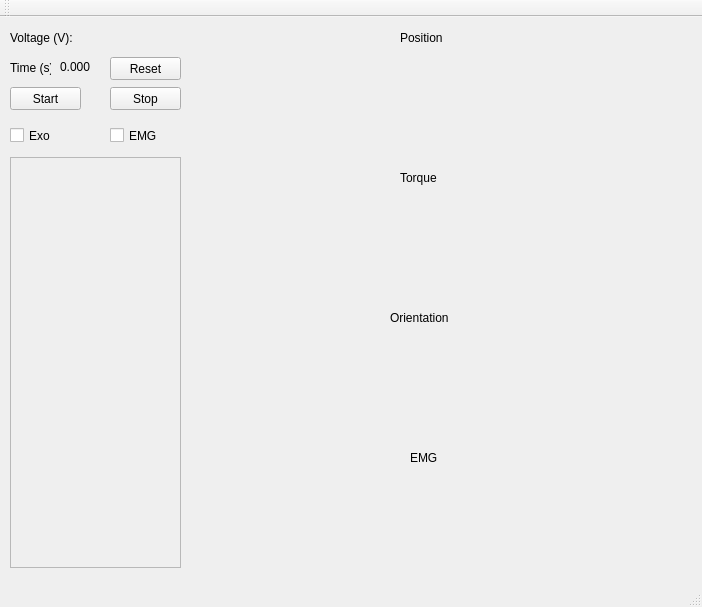
cic12/exo_gui, file GUI/GUI.ui: the form before one commit.
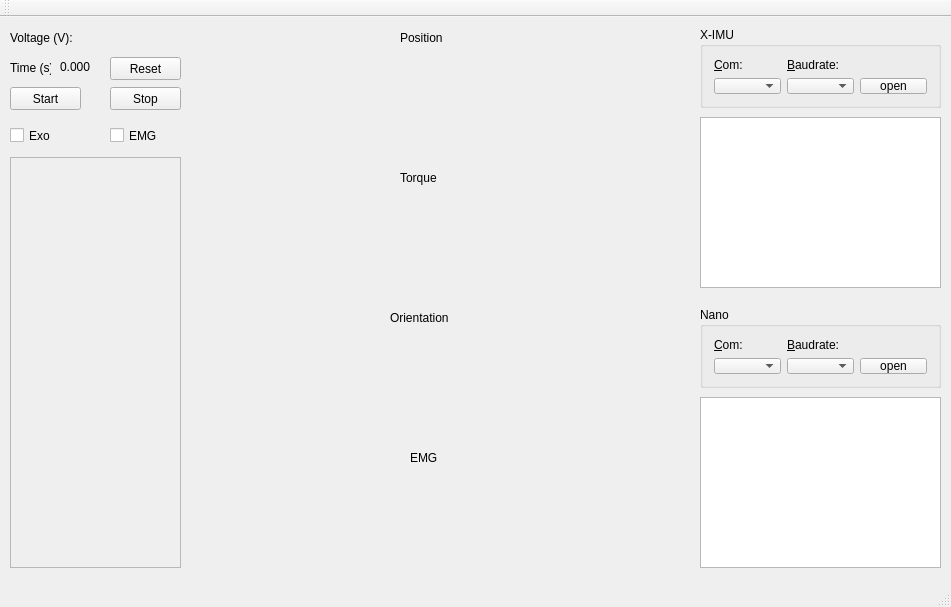
The form after the commit. Custom widgets are drawn as their Qt base class.

Commit message: GUI updated with nano and x-imu reading

```diff
--- a/GUI/GUI.ui
+++ b/GUI/GUI.ui
@@ -6,7 +6,7 @@
    <rect>
     <x>0</x>
     <y>0</y>
-    <width>702</width>
+    <width>951</width>
     <height>607</height>
    </rect>
   </property>
@@ -232,6 +232,128 @@
      <string>EMG</string>
     </property>
    </widget>
+   <widget class="QGroupBox" name="groupBoxBaudrates">
+    <property name="geometry">
+     <rect>
+      <x>700</x>
+      <y>10</y>
+      <width>241</width>
+      <height>81</height>
+     </rect>
+    </property>
+    <property name="title">
+     <string>X-IMU</string>
+    </property>
+    <layout class="QGridLayout" name="gridLayout">
+     <item row="0" column="0">
+      <widget class="QLabel" name="label">
+       <property name="text">
+        <string>&amp;Com:</string>
+       </property>
+       <property name="buddy">
+        <cstring>comboBoxPortNames</cstring>
+       </property>
+      </widget>
+     </item>
+     <item row="1" column="1">
+      <widget class="QComboBox" name="comboBoxBaudRates"/>
+     </item>
+     <item row="1" column="0">
+      <widget class="QComboBox" name="comboBoxPortNames"/>
+     </item>
+     <item row="0" column="1">
+      <widget class="QLabel" name="label_12">
+       <property name="text">
+        <string>&amp;Baudrate:</string>
+       </property>
+       <property name="buddy">
+        <cstring>comboBoxBaudRates</cstring>
+       </property>
+      </widget>
+     </item>
+     <item row="1" column="2">
+      <widget class="QPushButton" name="pushButtonOnOff">
+       <property name="text">
+        <string>open</string>
+       </property>
+       <property name="checkable">
+        <bool>false</bool>
+       </property>
+      </widget>
+     </item>
+    </layout>
+   </widget>
+   <widget class="QPlainTextEdit" name="textArea">
+    <property name="geometry">
+     <rect>
+      <x>700</x>
+      <y>100</y>
+      <width>241</width>
+      <height>171</height>
+     </rect>
+    </property>
+   </widget>
+   <widget class="QPlainTextEdit" name="textArea_2">
+    <property name="geometry">
+     <rect>
+      <x>700</x>
+      <y>380</y>
+      <width>241</width>
+      <height>171</height>
+     </rect>
+    </property>
+   </widget>
+   <widget class="QGroupBox" name="groupBoxBaudrates_2">
+    <property name="geometry">
+     <rect>
+      <x>700</x>
+      <y>290</y>
+      <width>241</width>
+      <height>81</height>
+     </rect>
+    </property>
+    <property name="title">
+     <string>Nano</string>
+    </property>
+    <layout class="QGridLayout" name="gridLayout_2">
+     <item row="1" column="2">
+      <widget class="QPushButton" name="pushButtonOnOff_2">
+       <property name="text">
+        <string>open</string>
+       </property>
+       <property name="checkable">
+        <bool>false</bool>
+       </property>
+      </widget>
+     </item>
+     <item row="0" column="0">
+      <widget class="QLabel" name="label_14">
+       <property name="text">
+        <string>&amp;Com:</string>
+       </property>
+       <property name="buddy">
+        <cstring>comboBoxPortNames</cstring>
+       </property>
+      </widget>
+     </item>
+     <item row="0" column="1">
+      <widget class="QLabel" name="label_13">
+       <property name="text">
+        <string>&amp;Baudrate:</string>
+       </property>
+       <property name="buddy">
+        <cstring>comboBoxBaudRates</cstring>
+       </property>
+      </widget>
+     </item>
+     <item row="1" column="1">
+      <widget class="QComboBox" name="comboBoxBaudRates_2"/>
+     </item>
+     <item row="1" column="0">
+      <widget class="QComboBox" name="comboBoxPortNames_2"/>
+     </item>
+    </layout>
+   </widget>
   </widget>
   <widget class="QToolBar" name="mainToolBar">
    <attribute name="toolBarArea">
```
Left out of the diff: 2 changed lines with no effect on the pictures. The commit also changes 11 other files.
